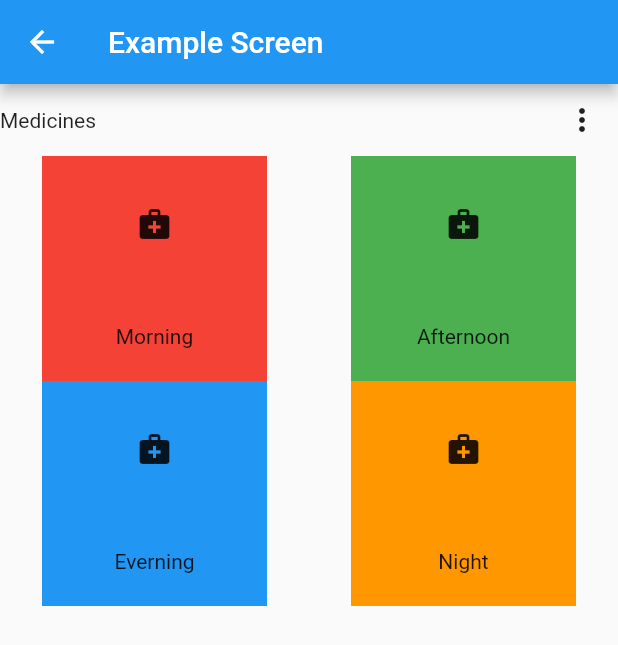
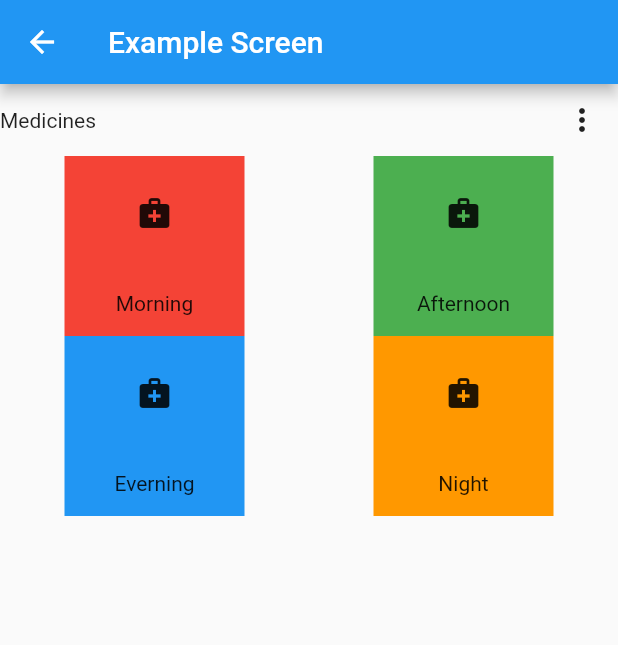
Before and after one commit to Mickuppom/flutter_application_1, a Flutter app: the ExampleScreen screen opened directly, on a phone screen of 412 x 824 dp. Shown: the top 645 px of the screen. Run offline on Flutter 3.47's test engine with Material 2 defaults, Android fonts, the phone set to English and light mode, and no system bars.

Commit message:
Update example_screen.dart

```diff
--- a/lib/screen/example_screen.dart
+++ b/lib/screen/example_screen.dart
@@ -48,8 +48,8 @@ class _ExampleScreenState extends State<ExampleScreen> {
                         mainAxisAlignment: MainAxisAlignment.spaceAround,
                         children: [
                           Container(
-                            width: 150,
-                            height: 150,
+                            width: 120,
+                            height: 120,
                             color: Colors.red,
                             child: Column(
                               mainAxisAlignment: MainAxisAlignment.spaceAround,
@@ -63,8 +63,8 @@ class _ExampleScreenState extends State<ExampleScreen> {
                             ),
                           ),
                           Container(
-                            width: 150,
-                            height: 150,
+                            width: 120,
+                            height: 120,
                             color: Colors.green,
                             child: Column(
                               mainAxisAlignment: MainAxisAlignment.spaceAround,
@@ -82,8 +82,8 @@ class _ExampleScreenState extends State<ExampleScreen> {
                         mainAxisAlignment: MainAxisAlignment.spaceAround,
                         children: [
                           Container(
-                            width: 150,
-                            height: 150,
+                            width: 120,
+                            height: 120,
                             color: Colors.blue,
                             child: Column(
                               mainAxisAlignment: MainAxisAlignment.spaceAround,
@@ -97,8 +97,8 @@ class _ExampleScreenState extends State<ExampleScreen> {
                             ),
                           ),
                           Container(
-                            width: 150,
-                            height: 150,
+                            width: 120,
+                            height: 120,
                             color: Colors.orange,
                             child: Column(
                               mainAxisAlignment: MainAxisAlignment.spaceAround,
```
